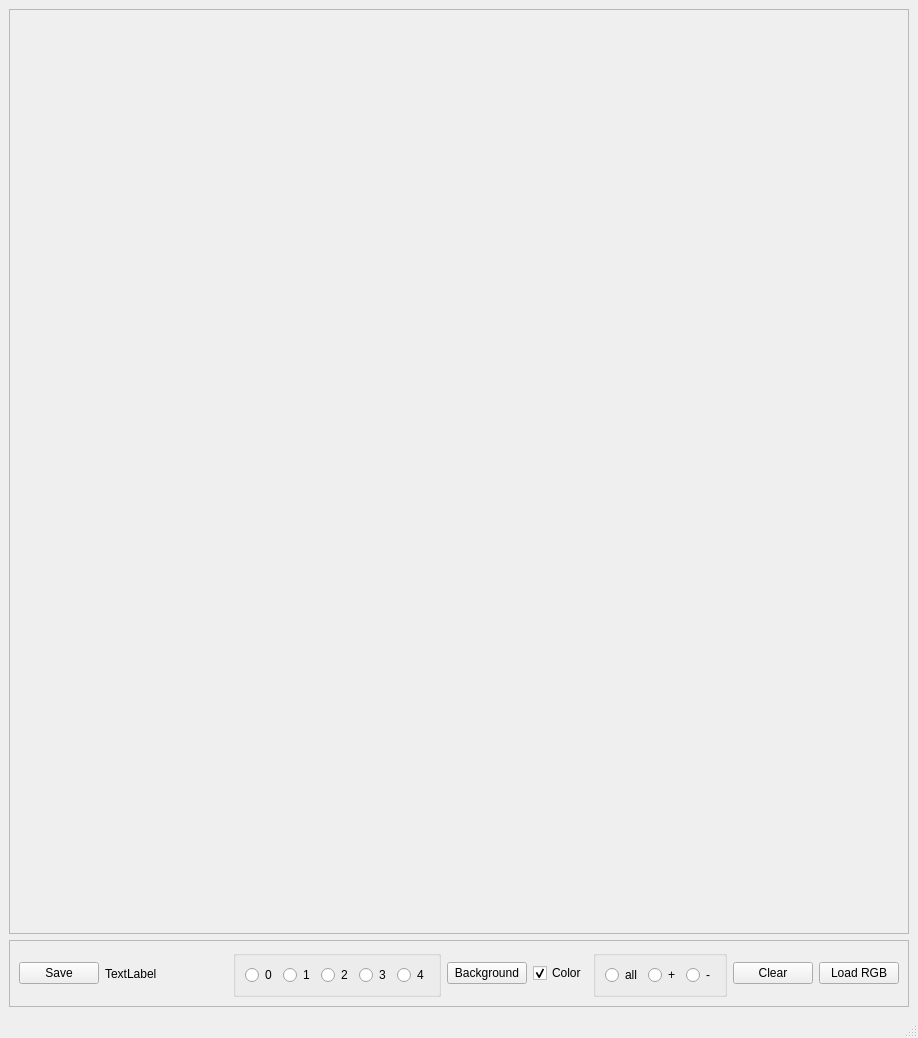
First picture: the form in mainwindow.ui, repository horvathzoltan/scatterchart, before the edit.
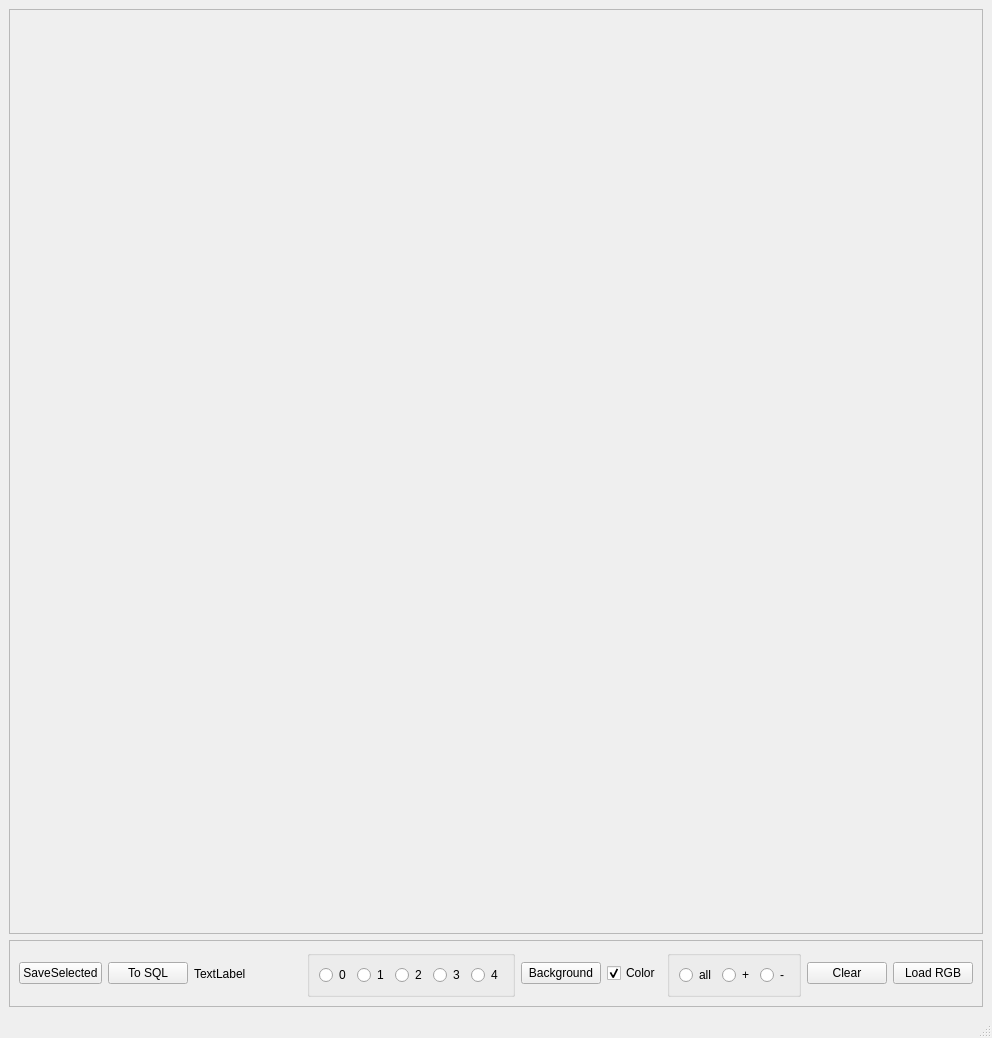
Second picture: the form after the edit.

```diff
--- a/mainwindow.ui
+++ b/mainwindow.ui
@@ -6,7 +6,7 @@
    <rect>
     <x>0</x>
     <y>0</y>
-    <width>918</width>
+    <width>992</width>
     <height>1038</height>
    </rect>
   </property>
@@ -61,7 +61,14 @@
        <item>
         <widget class="QPushButton" name="pushButton_save_selected">
          <property name="text">
-          <string>Save</string>
+          <string>SaveSelected</string>
+         </property>
+        </widget>
+       </item>
+       <item>
+        <widget class="QPushButton" name="pushButton_sqlupd">
+         <property name="text">
+          <string>To SQL</string>
          </property>
         </widget>
        </item>
```
Left out of the diff: 2 changed lines with no effect on the pictures.
